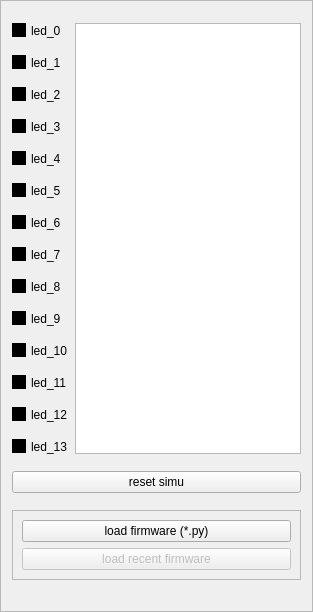
First picture: the form in simuleds/leds.ui, repository feth/simuleds, before the edit.
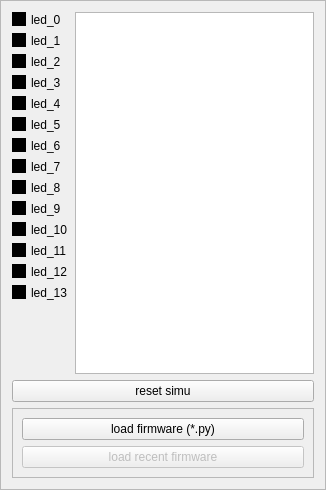
Second picture: the form after the edit.

Commit message: add a spacer in design so it's clearer

The edit to the form file:
```diff
--- a/simuleds/leds.ui
+++ b/simuleds/leds.ui
@@ -6,10 +6,16 @@
    <rect>
     <x>0</x>
     <y>0</y>
-    <width>313</width>
-    <height>612</height>
+    <width>326</width>
+    <height>490</height>
    </rect>
   </property>
+  <property name="sizePolicy">
+   <sizepolicy hsizetype="Preferred" vsizetype="Maximum">
+    <horstretch>0</horstretch>
+    <verstretch>0</verstretch>
+   </sizepolicy>
+  </property>
   <property name="windowTitle">
    <string>Test pins output !</string>
   </property>
@@ -38,7 +44,7 @@
      </property>
     </widget>
    </item>
-   <item row="0" column="1" rowspan="14">
+   <item row="0" column="1" rowspan="15">
     <widget class="QTextBrowser" name="log"/>
    </item>
    <item row="1" column="0">
@@ -132,14 +138,14 @@
      </property>
     </widget>
    </item>
-   <item row="14" column="0" colspan="2">
+   <item row="15" column="0" colspan="2">
     <widget class="QPushButton" name="start">
      <property name="text">
       <string>reset simu</string>
      </property>
     </widget>
    </item>
-   <item row="15" column="0" colspan="2">
+   <item row="16" column="0" colspan="2">
     <widget class="QFrame" name="frame">
      <property name="sizePolicy">
       <sizepolicy hsizetype="Preferred" vsizetype="Maximum">
@@ -174,6 +180,22 @@
      </layout>
     </widget>
    </item>
+   <item row="14" column="0">
+    <spacer name="verticalSpacer">
+     <property name="orientation">
+      <enum>Qt::Vertical</enum>
+     </property>
+     <property name="sizeType">
+      <enum>QSizePolicy::MinimumExpanding</enum>
+     </property>
+     <property name="sizeHint" stdset="0">
+      <size>
+       <width>20</width>
+       <height>0</height>
+      </size>
+     </property>
+    </spacer>
+   </item>
   </layout>
  </widget>
  <resources/>
```
